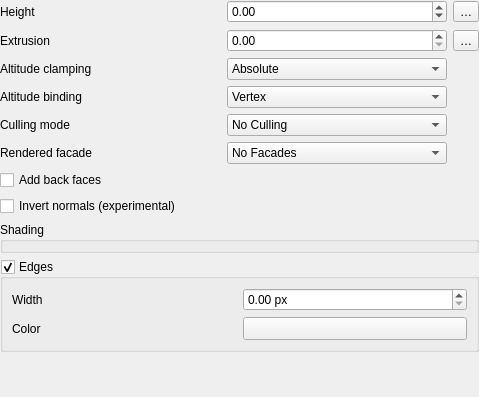
Before: the Qt Designer form src/ui/3d/polygon3dsymbolwidget.ui in carsmie/QGIS, drawn with Qt 5.
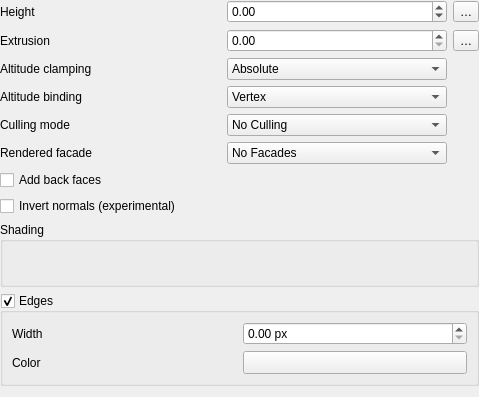
After: the same form once the commit is applied. Custom widgets are drawn as their Qt base class.

Commit message: Fix some 3d symbol layout issues

What changed in the file:
```diff
--- a/src/ui/3d/polygon3dsymbolwidget.ui
+++ b/src/ui/3d/polygon3dsymbolwidget.ui
@@ -240,19 +240,6 @@
      </property>
     </widget>
    </item>
-   <item row="11" column="0" colspan="3">
-    <spacer name="verticalSpacer">
-     <property name="orientation">
-      <enum>Qt::Vertical</enum>
-     </property>
-     <property name="sizeHint" stdset="0">
-      <size>
-       <width>20</width>
-       <height>40</height>
-      </size>
-     </property>
-    </spacer>
-   </item>
    <item row="5" column="0">
     <widget class="QLabel" name="label_8">
      <property name="text">
```
The commit also changes 5 other files.
